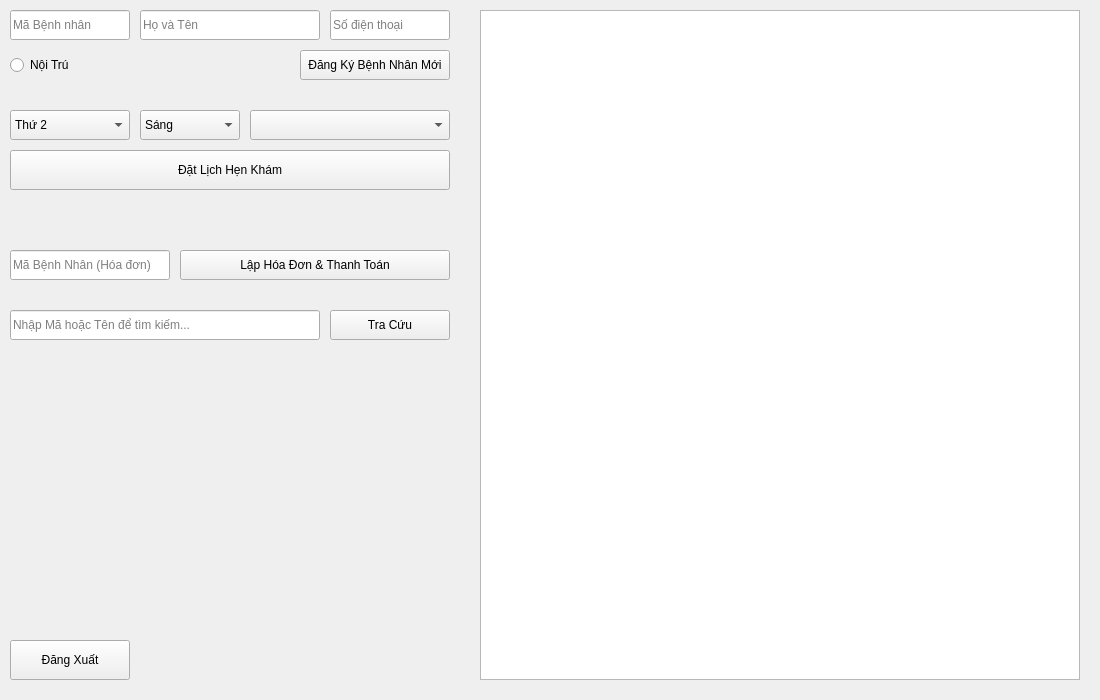
prestonwanttorevenge/PBL2, file src/ui/ReceptionistMenu.ui: the form before one commit.
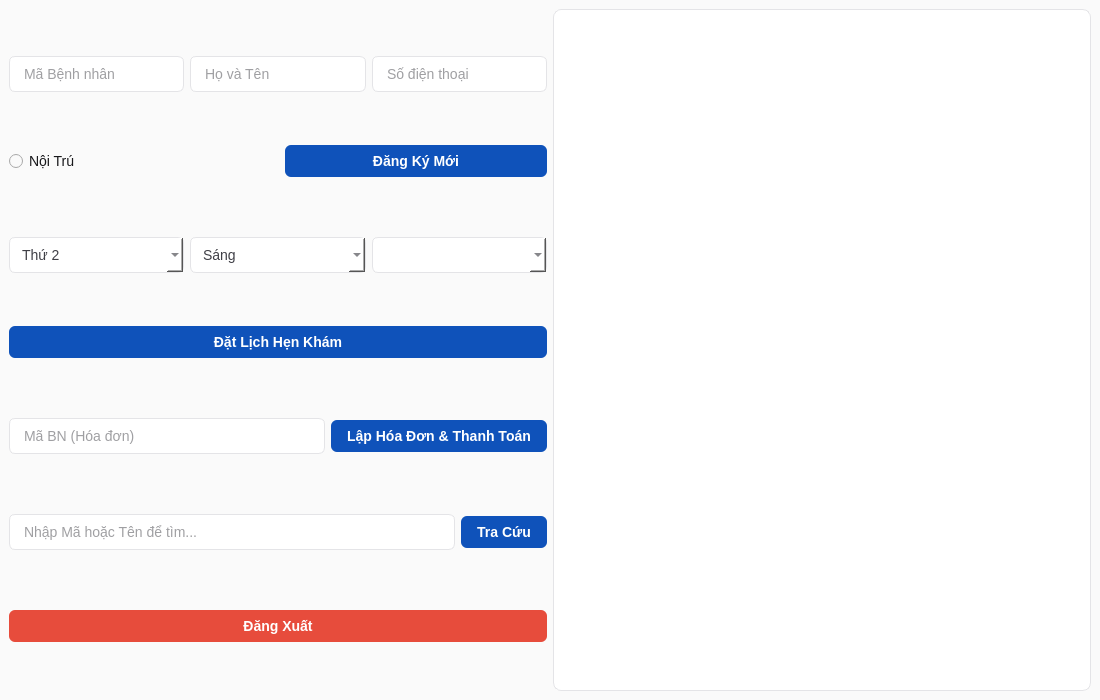
The form after the commit.

Commit message: Đã làm xong UI

What changed in the file:
```diff
--- a/src/ui/ReceptionistMenu.ui
+++ b/src/ui/ReceptionistMenu.ui
@@ -2,94 +2,146 @@
 <ui version="4.0">
  <class>ReceptionistMenu</class>
  <widget class="QMainWindow" name="ReceptionistMenu">
-  <property name="geometry">
-   <rect>
-    <x>0</x>
-    <y>0</y>
-    <width>1100</width>
-    <height>700</height>
-   </rect>
-  </property>
-  <property name="windowTitle">
-   <string>Giao Diện Lễ Tân - Receptionist Menu</string>
-  </property>
-  <widget class="QWidget" name="centralwidget">
+  <property name="geometry"><rect><x>0</x><y>0</y><width>1100</width><height>700</height></rect></property>
+  <property name="windowTitle"><string>Giao Diện Lễ Tân - Receptionist Menu</string></property>
+  <property name="styleSheet"><string>QWidget {
+    font-family: 'Inter', 'Segoe UI', 'Arial', sans-serif;
+    font-size: 14px;
+    color: #18181b; /* kẽm-900 (zinc-900) - màu đen dịu */
+    background-color: #fafafa; /* kẽm-50 (zinc-50) - nền trắng xám dịu mắt */
+}
 
-   <!-- PHẦN ĐĂNG KÝ / ĐẶT LỊCH -->
-   <widget class="QLineEdit" name="txtPatientId">
-    <property name="geometry"><rect><x>10</x><y>10</y><width>120</width><height>30</height></rect></property>
-    <property name="placeholderText"><string>Mã Bệnh nhân</string></property>
-   </widget>
-   <widget class="QLineEdit" name="txtPatientName">
-    <property name="geometry"><rect><x>140</x><y>10</y><width>180</width><height>30</height></rect></property>
-    <property name="placeholderText"><string>Họ và Tên</string></property>
-   </widget>
-   <widget class="QLineEdit" name="txtPatientPhone">
-    <property name="geometry"><rect><x>330</x><y>10</y><width>120</width><height>30</height></rect></property>
-    <property name="placeholderText"><string>Số điện thoại</string></property>
-   </widget>
-   <widget class="QRadioButton" name="radioNoiTru">
-    <property name="geometry"><rect><x>10</x><y>50</y><width>100</width><height>30</height></rect></property>
-    <property name="text"><string>Nội Trú</string></property>
-   </widget>
-   <widget class="QPushButton" name="btnRegisterPatient">
-    <property name="geometry"><rect><x>300</x><y>50</y><width>150</width><height>30</height></rect></property>
-    <property name="text"><string>Đăng Ký Bệnh Nhân Mới</string></property>
-   </widget>
+QMainWindow {
+    background-color: #fafafa;
+}
 
-   <widget class="QComboBox" name="cbDay">
-    <property name="geometry"><rect><x>10</x><y>110</y><width>120</width><height>30</height></rect></property>
-    <item><property name="text"><string>Thứ 2</string></property></item>
-    <item><property name="text"><string>Thứ 3</string></property></item>
-    <item><property name="text"><string>Thứ 4</string></property></item>
-    <item><property name="text"><string>Thứ 5</string></property></item>
-    <item><property name="text"><string>Thứ 6</string></property></item>
-    <item><property name="text"><string>Thứ 7</string></property></item>
-    <item><property name="text"><string>Chủ nhật</string></property></item>
-   </widget>
-   <widget class="QComboBox" name="cbShift">
-    <property name="geometry"><rect><x>140</x><y>110</y><width>100</width><height>30</height></rect></property>
-    <item><property name="text"><string>Sáng</string></property></item>
-    <item><property name="text"><string>Chiều</string></property></item>
-    <item><property name="text"><string>Tối</string></property></item>
-   </widget>
-   <widget class="QComboBox" name="cbDoctor">
-    <property name="geometry"><rect><x>250</x><y>110</y><width>200</width><height>30</height></rect></property>
-   </widget>
-   <widget class="QPushButton" name="btnBookAppointment">
-    <property name="geometry"><rect><x>10</x><y>150</y><width>440</width><height>40</height></rect></property>
-    <property name="text"><string>Đặt Lịch Hẹn Khám</string></property>
-   </widget>
+/* NÚT BẤM CHUNG - Màu Oceanic Azure #002B8C */
+QPushButton {
+    background-color: #0F52BA; /* Sapphire - Màu chính cho nút thao tác */
+    color: white;
+    border-radius: 6px;
+    padding: 8px 16px;
+    font-weight: 500;
+    border: none;
+}
 
-   <!-- PHẦN HÓA ĐƠN & TRA CỨU -->
-   <widget class="QLineEdit" name="txtPatientId_Invoice">
-    <property name="geometry"><rect><x>10</x><y>250</y><width>160</width><height>30</height></rect></property>
-    <property name="placeholderText"><string>Mã Bệnh Nhân (Hóa đơn)</string></property>
-   </widget>
-   <widget class="QPushButton" name="btnCreateInvoice">
-    <property name="geometry"><rect><x>180</x><y>250</y><width>270</width><height>30</height></rect></property>
-    <property name="text"><string>Lập Hóa Đơn &amp;&amp; Thanh Toán</string></property>
-   </widget>
+QPushButton:hover {
+    background-color: #002B8C; /* Oceanic Azure - Đậm hơn khi hover */
+}
 
-   <widget class="QLineEdit" name="txtSearchPatient">
-    <property name="geometry"><rect><x>10</x><y>310</y><width>310</width><height>30</height></rect></property>
-    <property name="placeholderText"><string>Nhập Mã hoặc Tên để tìm kiếm...</string></property>
-   </widget>
-   <widget class="QPushButton" name="btnSearchPatient">
-    <property name="geometry"><rect><x>330</x><y>310</y><width>120</width><height>30</height></rect></property>
-    <property name="text"><string>Tra Cứu</string></property>
-   </widget>
+QPushButton:pressed {
+    background-color: #282888; /* Indigo Blue - Khi nhấn */
+}
 
-   <widget class="QPushButton" name="btnLogout">
-    <property name="geometry"><rect><x>10</x><y>640</y><width>120</width><height>40</height></rect></property>
-    <property name="text"><string>Đăng Xuất</string></property>
-   </widget>
+/* NÚT ĐĂNG XUẤT / XÓA KHẨN CẤP */
+QPushButton#btnLogout, QPushButton#btnDeleteUser, QPushButton#btnDeleteDoctor, QPushButton#btnDeleteMedicine, QPushButton#btnDeleteService {
+    background-color: #e74c3c; /* Đỏ nhạt để cảnh báo */
+}
 
-   <!-- BẢNG DỮ LIỆU BÊN PHẢI -->
-   <widget class="QTableWidget" name="tablePatients">
-    <property name="geometry"><rect><x>480</x><y>10</y><width>600</width><height>670</height></rect></property>
-   </widget>
+QPushButton#btnLogout:hover, QPushButton#btnDeleteUser:hover, QPushButton#btnDeleteDoctor:hover, QPushButton#btnDeleteMedicine:hover, QPushButton#btnDeleteService:hover {
+    background-color: #c0392b;
+}
 
+/* Ô NHẬP LIỆU (Input / ComboBox / SpinBox) */
+QLineEdit, QTextEdit, QPlainTextEdit, QComboBox, QSpinBox {
+    background-color: white;
+    border: 1px solid #e4e4e7; /* zinc-200 */
+    border-radius: 6px;
+    padding: 8px 12px;
+    color: #3f3f46; /* zinc-700 */
+}
+
+QLineEdit:focus, QTextEdit:focus, QComboBox:focus, QSpinBox:focus {
+    border: 1px solid #0F52BA; /* Viền Sapphire khi focus */
+    background-color: #F0FFFF; /* Azure nhạt khi focus */
+}
+
+/* BẢNG DỮ LIỆU (Table Widget) */
+QTableView, QTableWidget {
+    background-color: white;
+    gridline-color: #f4f4f5; /* zinc-100 */
+    border: 1px solid #e4e4e7; /* zinc-200 */
+    border-radius: 8px;
+    selection-background-color: #F0FFFF; /* Azure nhạt khi chọn */
+    selection-color: #002B8C; /* Oceanic Azure đậm khi chọn */
+}
+
+/* TIÊU ĐỀ CỘT CỦA BẢNG */
+QHeaderView::section {
+    background-color: #f4f4f5; /* zinc-100 */
+    color: #52525b; /* zinc-600 */
+    padding: 10px;
+    font-weight: bold;
+    border: none;
+    border-bottom: 2px solid #e4e4e7; /* zinc-200 */
+    text-transform: uppercase;
+}
+
+QTableView::item {
+    padding: 8px;
+    border-bottom: 1px solid #f4f4f5;
+}
+
+QTableView::item:hover {
+    background-color: #fafafa;
+}
+</string></property><widget class="QWidget" name="centralwidget">
+   <layout class="QHBoxLayout" name="horizontalLayoutMain">
+    <item>
+     <layout class="QVBoxLayout" name="verticalLayoutLeftPanel">
+      <item>
+       <layout class="QHBoxLayout" name="horizontalLayoutPatientInfo">
+        <item><widget class="QLineEdit" name="txtPatientId"><property name="placeholderText"><string>Mã Bệnh nhân</string></property></widget></item>
+        <item><widget class="QLineEdit" name="txtPatientName"><property name="placeholderText"><string>Họ và Tên</string></property></widget></item>
+        <item><widget class="QLineEdit" name="txtPatientPhone"><property name="placeholderText"><string>Số điện thoại</string></property></widget></item>
+       </layout>
+      </item>
+      <item>
+       <layout class="QHBoxLayout" name="horizontalLayoutPatientReg">
+        <item><widget class="QRadioButton" name="radioNoiTru"><property name="text"><string>Nội Trú</string></property></widget></item>
+        <item><spacer name="horizontalSpacerReg"><property name="orientation"><enum>Qt::Horizontal</enum></property></spacer></item>
+        <item><widget class="QPushButton" name="btnRegisterPatient"><property name="text"><string>Đăng Ký Mới</string></property></widget></item>
+       </layout>
+      </item>
+      <item><spacer name="verticalSpacer1"><property name="orientation"><enum>Qt::Vertical</enum></property></spacer></item>
+      <item>
+       <layout class="QHBoxLayout" name="horizontalLayoutAppointment">
+        <item><widget class="QComboBox" name="cbDay">
+          <item><property name="text"><string>Thứ 2</string></property></item><item><property name="text"><string>Thứ 3</string></property></item>
+          <item><property name="text"><string>Thứ 4</string></property></item><item><property name="text"><string>Thứ 5</string></property></item>
+          <item><property name="text"><string>Thứ 6</string></property></item><item><property name="text"><string>Thứ 7</string></property></item>
+          <item><property name="text"><string>Chủ nhật</string></property></item>
+        </widget></item>
+        <item><widget class="QComboBox" name="cbShift">
+          <item><property name="text"><string>Sáng</string></property></item><item><property name="text"><string>Chiều</string></property></item>
+          <item><property name="text"><string>Tối</string></property></item>
+        </widget></item>
+        <item><widget class="QComboBox" name="cbDoctor" /></item>
+       </layout>
+      </item>
+      <item><widget class="QPushButton" name="btnBookAppointment"><property name="text"><string>Đặt Lịch Hẹn Khám</string></property></widget></item>
+      <item><spacer name="verticalSpacer2"><property name="orientation"><enum>Qt::Vertical</enum></property></spacer></item>
+      <item>
+       <layout class="QHBoxLayout" name="horizontalLayoutInvoice">
+        <item><widget class="QLineEdit" name="txtPatientId_Invoice"><property name="placeholderText"><string>Mã BN (Hóa đơn)</string></property></widget></item>
+        <item><widget class="QPushButton" name="btnCreateInvoice"><property name="text"><string>Lập Hóa Đơn &amp;&amp; Thanh Toán</string></property></widget></item>
+       </layout>
+      </item>
+      <item><spacer name="verticalSpacer3"><property name="orientation"><enum>Qt::Vertical</enum></property></spacer></item>
+      <item>
+       <layout class="QHBoxLayout" name="horizontalLayoutSearch">
+        <item><widget class="QLineEdit" name="txtSearchPatient"><property name="placeholderText"><string>Nhập Mã hoặc Tên để tìm...</string></property></widget></item>
+        <item><widget class="QPushButton" name="btnSearchPatient"><property name="text"><string>Tra Cứu</string></property></widget></item>
+       </layout>
+      </item>
+      <item><spacer name="verticalSpacer4"><property name="orientation"><enum>Qt::Vertical</enum></property></spacer></item>
+      <item><widget class="QPushButton" name="btnLogout"><property name="text"><string>Đăng Xuất</string></property></widget></item>
+     </layout>
+    </item>
+    <item>
+     <widget class="QTableWidget" name="tablePatients" />
+    </item>
+   </layout>
   </widget>
  </widget>
 </ui>
```
Left out of the diff: 2 changed lines with no effect on the pictures. The commit also changes 4 other files.
